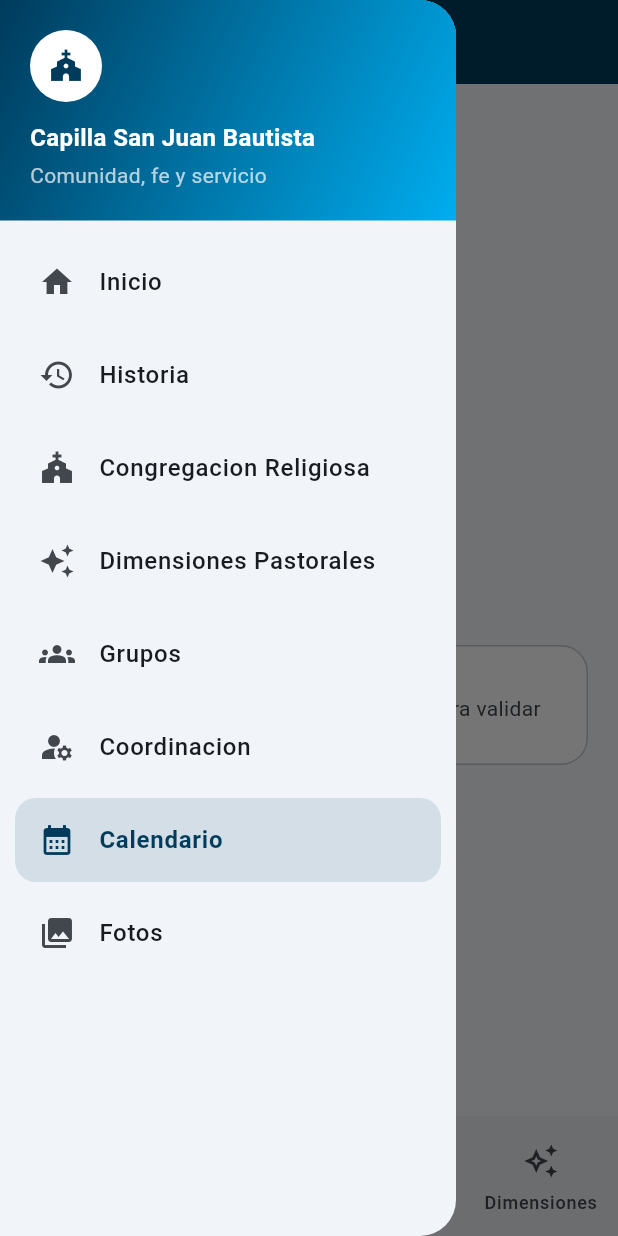
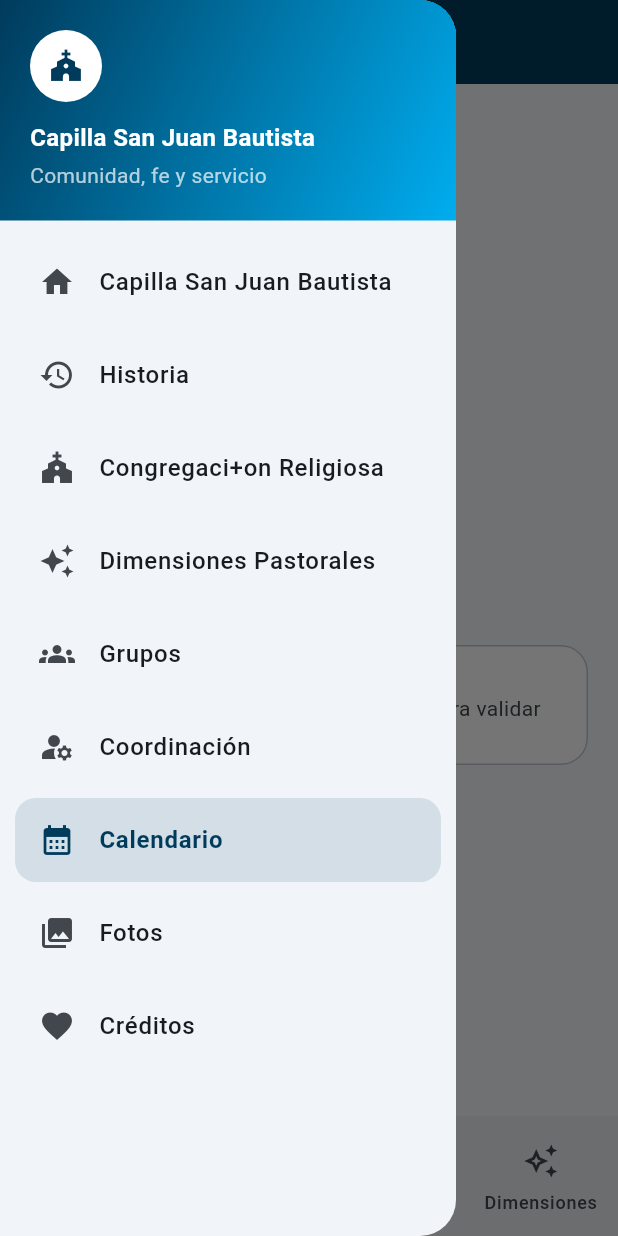
Before and after one commit to jorarmarfin/capilla_san_juan_bautista, a Flutter app: the screen it shows after launch, item 2 of the bottom bar chosen, with the side drawer open, on a phone screen of 412 x 824 dp. Run offline on Flutter 3.47's test engine with Material 3 defaults, Android fonts, the phone set to English and light mode, and no system bars; network calls fail.

Commit message:
add Creditos section with corresponding page and drawer item

```diff
--- a/lib/features/home/presentation/home_shell.dart
+++ b/lib/features/home/presentation/home_shell.dart
@@ -1,6 +1,7 @@
 import 'package:capilla_san_juan_bautista/features/calendario/presentation/calendario_page.dart';
 import 'package:capilla_san_juan_bautista/features/congregacion/presentation/congregacion_page.dart';
 import 'package:capilla_san_juan_bautista/features/coordinacion/presentation/coordinacion_page.dart';
+import 'package:capilla_san_juan_bautista/features/creditos/presentation/creditos_page.dart';
 import 'package:capilla_san_juan_bautista/features/dimensiones_pastorales/presentation/dimensiones_pastorales_page.dart';
 import 'package:capilla_san_juan_bautista/features/fotos/presentation/fotos_page.dart';
 import 'package:capilla_san_juan_bautista/features/grupos/presentation/grupos_page.dart';
@@ -18,27 +19,30 @@ enum AppSection {
   coordinacion,
   calendario,
   fotos,
+  creditos,
 }
 
 extension AppSectionX on AppSection {
   String get label {
     switch (this) {
       case AppSection.inicio:
-        return 'Inicio';
+        return 'Capilla San Juan Bautista';
       case AppSection.historia:
         return 'Historia';
       case AppSection.congregacion:
-        return 'Congregacion Religiosa';
+        return 'Congregaci+on Religiosa';
       case AppSection.dimensionesPastorales:
         return 'Dimensiones Pastorales';
       case AppSection.grupos:
         return 'Grupos';
       case AppSection.coordinacion:
-        return 'Coordinacion';
+        return 'Coordinación';
       case AppSection.calendario:
         return 'Calendario';
       case AppSection.fotos:
         return 'Fotos';
+      case AppSection.creditos:
+        return 'Créditos';
     }
   }
 }
@@ -71,6 +75,8 @@ class _HomeShellState extends State<HomeShell> {
         return const CalendarioPage();
       case AppSection.fotos:
         return const FotosPage();
+      case AppSection.creditos:
+        return const CreditosPage();
     }
   }
 
@@ -88,6 +94,7 @@ class _HomeShellState extends State<HomeShell> {
       case AppSection.congregacion:
       case AppSection.coordinacion:
       case AppSection.fotos:
+      case AppSection.creditos:
         return 0;
     }
   }
--- a/lib/features/home/presentation/widgets/app_drawer.dart
+++ b/lib/features/home/presentation/widgets/app_drawer.dart
@@ -103,6 +103,12 @@ class AppDrawer extends StatelessWidget {
               isSelected: currentSection == AppSection.fotos,
               onTap: () => onSectionSelected(AppSection.fotos),
             ),
+            _DrawerItem(
+              title: AppSection.creditos.label,
+              icon: Icons.favorite,
+              isSelected: currentSection == AppSection.creditos,
+              onTap: () => onSectionSelected(AppSection.creditos),
+            ),
           ],
         ),
       ),
```
Also changed, not shown: lib/features/creditos/presentation/creditos_page.dart (added, +112 -0 lines), 1 other file.
